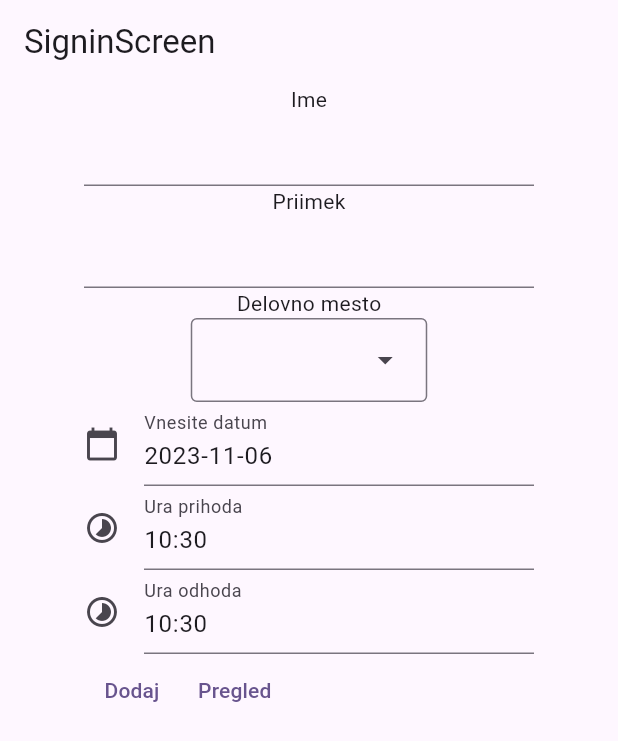
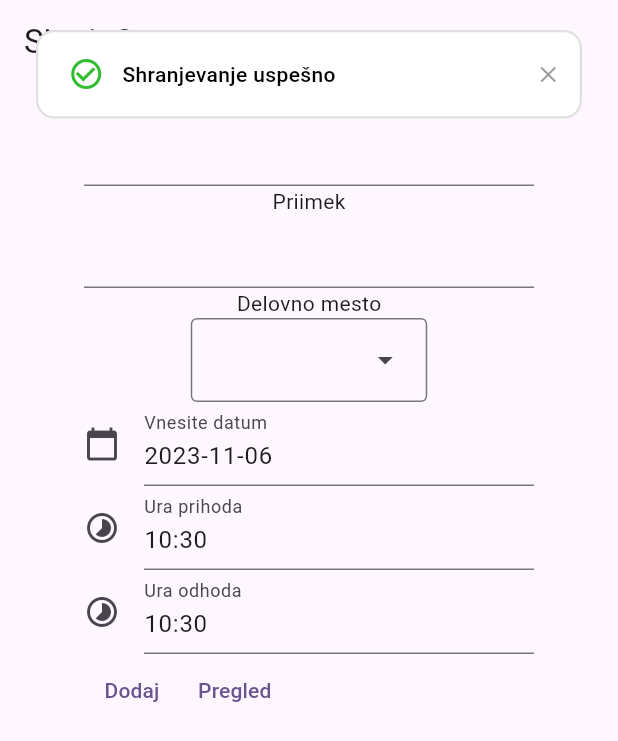
Before and after one commit to FrostyKitten02/RVIR-vaje, a Flutter app: the screen it shows after launch, after a tap on "Dodaj", on a phone screen of 412 x 824 dp. Shown: the top 741 px of the screen. Run offline on Flutter 3.47's test engine with Material 2 defaults, Android fonts, the phone set to English and light mode, and no system bars; our stand-ins replace hive, hive_flutter, toastification; accounts and stored records are empty.

```diff
--- a/my_flutter_app/lib/signinScreen.dart
+++ b/my_flutter_app/lib/signinScreen.dart
@@ -3,6 +3,7 @@ import 'package:flutter/material.dart';
 import 'package:hive/hive.dart';
 import 'package:intl/intl.dart';
 import 'package:my_flutter_app/workTimesTable.dart';
+import 'package:toastification/toastification.dart';
 
 import 'model/workTime.dart';
 
@@ -52,13 +53,19 @@ class _SigninScreenState extends State<SigninScreen> {
       workStart: workStart,
       workEnd: workEnd,
     );
-    //Storage.workTimes.add(newWt);
 
-    List<dynamic> all = box.get("worktimes", defaultValue: (List<WorkTime>));
+    List<dynamic> all = box.get("worktimes", defaultValue: []);
     all.add(newWt);
 
     box.delete("worktimes");
     box.put("worktimes", all);
+
+
+    toastification.show(
+      context: context,
+      title: 'Shranjevanje uspešno',
+      autoCloseDuration: const Duration(seconds: 2),
+    );
 
     //reset fields
     setState(() {
--- a/my_flutter_app/pubspec.yaml
+++ b/my_flutter_app/pubspec.yaml
@@ -39,6 +39,7 @@ dependencies:
   hive_flutter: ^1.1.0
   hive_generator: ^2.0.1
   hive: ^2.2.3
+  toastification: ^1.1.0
 
 
 dev_dependencies:
```
Also changed, not shown: my_flutter_app/pubspec.lock.
